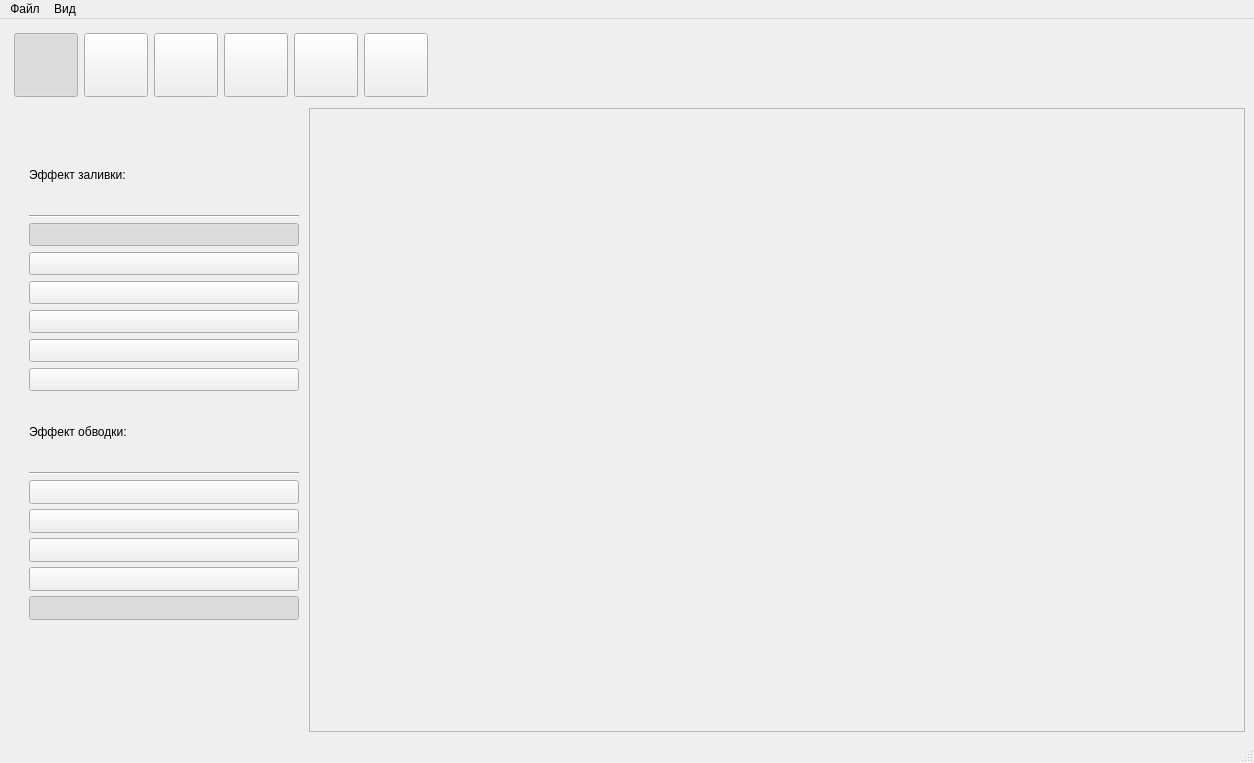
Old version of the form BoysBandProject/bbpaint/bbproject.ui in the repository Maxon2019/BoysBandProject.
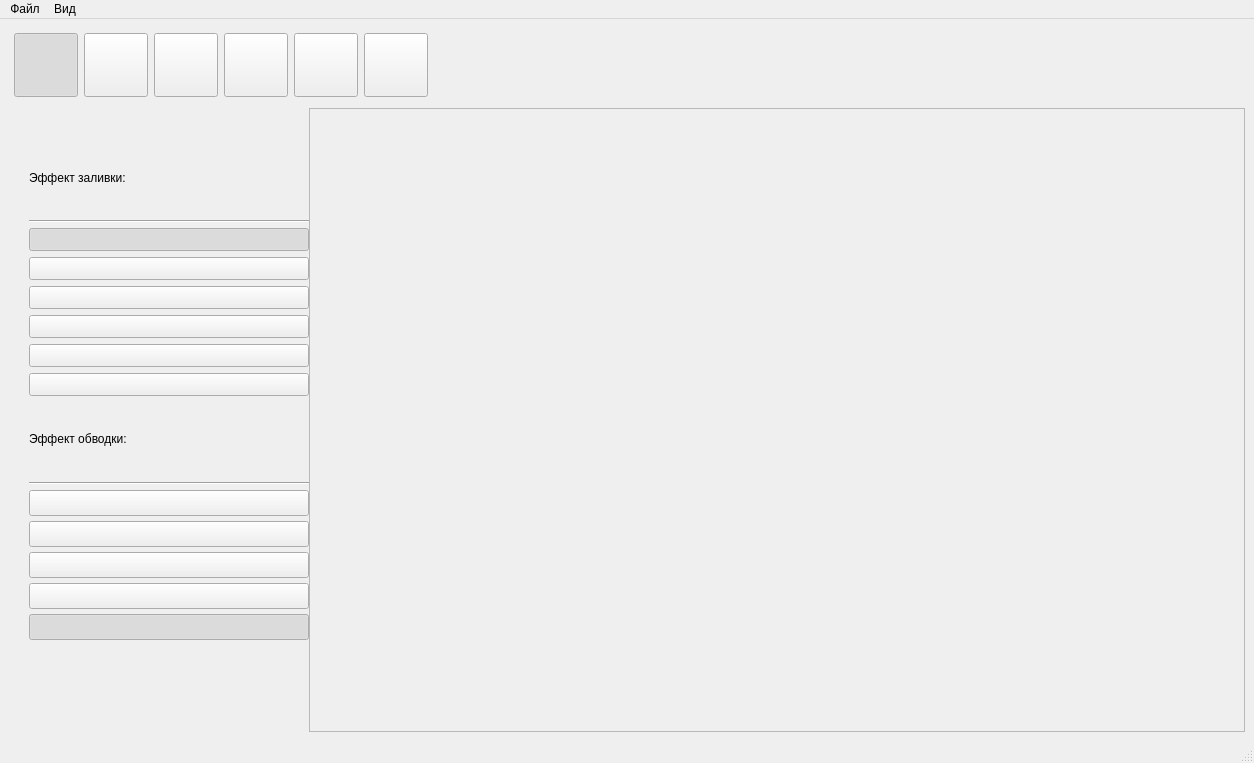
New version of the form. The open tabs and pages were chosen to show the change. Icons and pictures are not drawn.

The edit to the form file:
```diff
--- a/BoysBandProject/bbpaint/bbproject.ui
+++ b/BoysBandProject/bbpaint/bbproject.ui
@@ -1291,8 +1291,8 @@
              <rect>
               <x>20</x>
               <y>20</y>
-              <width>270</width>
-              <height>480</height>
+              <width>280</width>
+              <height>500</height>
              </rect>
             </property>
             <layout class="QVBoxLayout" name="effects_layout" stretch="1,0,2,1,0,2">
```
Left out of the diff: 6 changed lines with no effect on the pictures.
